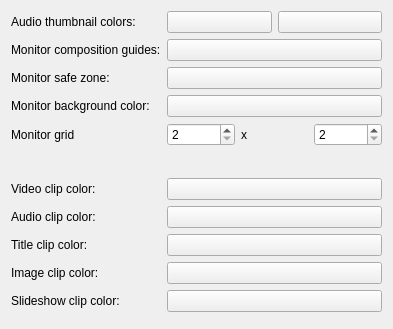
First picture: the form in src/ui/configcolors_ui.ui, repository KDE/kdenlive, before the edit.
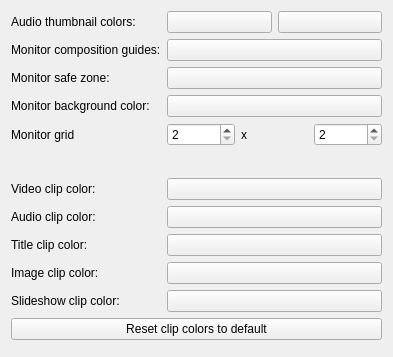
Second picture: the form after the edit. Custom widgets are drawn as their Qt base class.

Commit message: Improve clip color settings: live preview, reset button, fix audio color in QML, emit colorsChanged signal

The edit to the form file:
```diff
--- a/src/ui/configcolors_ui.ui
+++ b/src/ui/configcolors_ui.ui
@@ -176,7 +176,14 @@
      </property>
     </widget>
    </item>
-   <item row="11" column="0">
+   <item row="11" column="0" colspan="2">
+   <widget class="QPushButton" name="resetClipColors">
+   <property name="text">
+      <string>Reset clip colors to default</string>
+   </property>
+   </widget>
+   </item>
+   <item row="12" column="0">
     <spacer name="verticalSpacer">
      <property name="orientation">
       <enum>Qt::Orientation::Vertical</enum>
```
Left out of the diff: 10 changed lines with no effect on the pictures. The commit also changes 5 other files.
